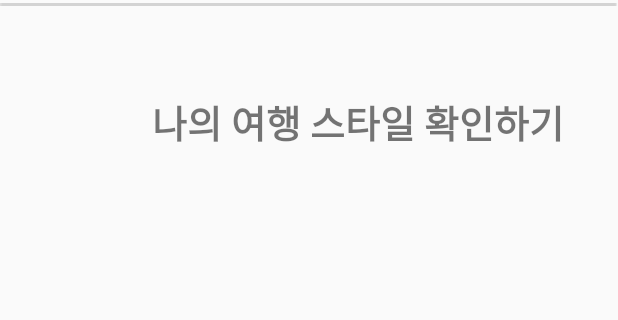
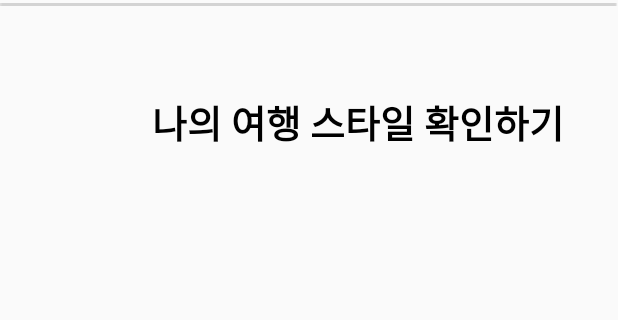
Before and after one commit to joonhwan-choi/2022-oasis-hackathon, an Android app: the layout activity_mbtistart.xml on its own in the app's theme, with its tools: preview values and no code run, on a phone screen of 412 x 824 dp, the part 134-454 px from its top. Run offline under Robolectric (Android 15) with nearby library versions, the phone set to English and light mode, and no system bars.

Commit message:
change mbtistart.xml

```diff
--- a/HoEAT/app/src/main/res/layout/activity_mbtistart.xml
+++ b/HoEAT/app/src/main/res/layout/activity_mbtistart.xml
@@ -48,7 +48,8 @@
                 android:text="나의 여행 스타일 확인하기"
                 android:textAlignment="center"
                 android:textSize="25sp"
-                android:textStyle="bold">
+                android:textStyle="bold"
+                android:textColor="#000000">
             </TextView>
 
             <Button
```
